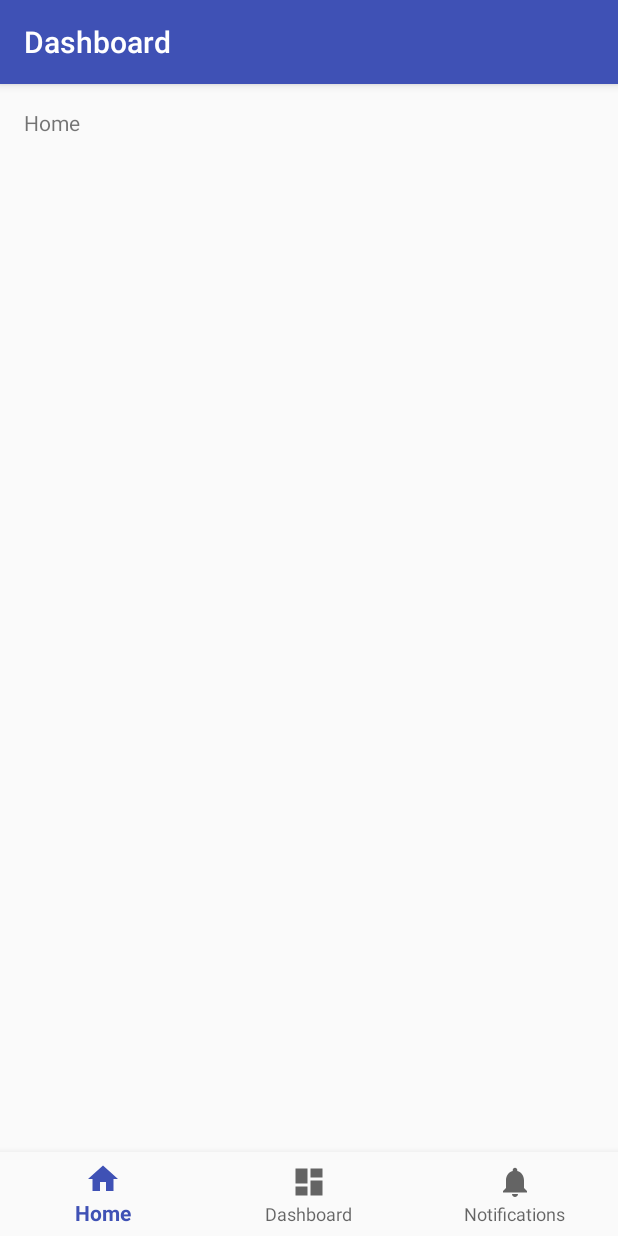
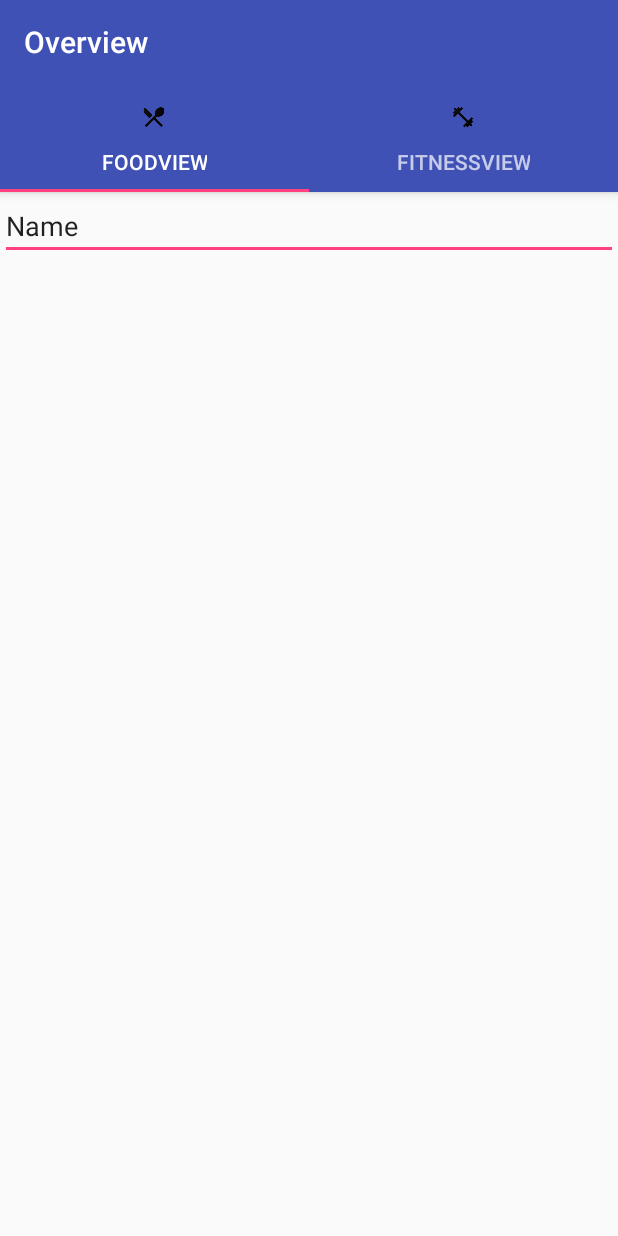
Before and after one commit to Credak/FitDiary, an Android app: the DashboardActivity screen opened directly, with no data from a screen before it, on a phone screen of 412 x 824 dp. Run offline under Robolectric (Android 15) with nearby library versions, the phone set to English and light mode, and no system bars.

Commit message:
LoginActivity:    made some adjustmens for the login and changed the Intent for the Dashboard DashBoardActivity:    added fragments for the Activity to change views between Food and Fitness Fragment RegistrationActivity:    changed some namings for the EditTexts Fragments:    added fragment creation for Food and Exercise Fragment DimensionHelper:    added helper class to get Device Width and Height xml's:    added some strings, dimensions and styles AppDatabase:    made string for database_name to public for possible later usage

```diff
--- a/app/src/main/java/com/example/daniel/fittracker/activity/DashboardActivity.java
+++ b/app/src/main/java/com/example/daniel/fittracker/activity/DashboardActivity.java
@@ -1,44 +1,87 @@
 package com.example.daniel.fittracker.activity;
 
+import android.content.Intent;
 import android.os.Bundle;
-import android.support.annotation.NonNull;
-import android.support.design.widget.BottomNavigationView;
+import android.support.design.widget.TabLayout;
+import android.support.v4.app.Fragment;
+import android.support.v4.app.FragmentManager;
+import android.support.v4.app.FragmentPagerAdapter;
+import android.support.v4.view.ViewPager;
 import android.support.v7.app.AppCompatActivity;
-import android.view.MenuItem;
-import android.widget.TextView;
+import android.support.v7.widget.Toolbar;
+import android.view.View;
+
+import com.example.daniel.fittracker.R;
+import com.example.daniel.fittracker.fragments.ExerciseFragment;
+import com.example.daniel.fittracker.fragments.FoodFragment;
+
+import java.util.ArrayList;
+import java.util.List;
 
 public class DashboardActivity extends AppCompatActivity {
 
-    private TextView mTextMessage;
-
-    private BottomNavigationView.OnNavigationItemSelectedListener mOnNavigationItemSelectedListener
-            = new BottomNavigationView.OnNavigationItemSelectedListener() {
-
-        @Override
-        public boolean onNavigationItemSelected(@NonNull MenuItem item) {
-            switch (item.getItemId()) {
-                case R.id.navigation_home:
-                    mTextMessage.setText(R.string.title_home);
-                    return true;
-                case R.id.navigation_dashboard:
-                    mTextMessage.setText(R.string.title_dashboard);
-                    return true;
-                case R.id.navigation_notifications:
-                    mTextMessage.setText(R.string.title_notifications);
-                    return true;
-            }
-            return false;
-        }
+    private Toolbar toolbar;
+    private TabLayout tabLayout;
+    private ViewPager viewPager;
+    private int[] tabIcons = {
+            R.drawable.icon_food,
+            R.drawable.icon_ftness,
     };
 
     @Override
     protected void onCreate(Bundle savedInstanceState) {
         super.onCreate(savedInstanceState);
-        setContentView(R.layout.activity_dashboard);
+        setContentView(R.layout.activity_main);
 
-        mTextMessage = (TextView) findViewById(R.id.message);
-        BottomNavigationView navigation = (BottomNavigationView) findViewById(R.id.navigation);
-        navigation.setOnNavigationItemSelectedListener(mOnNavigationItemSelectedListener);
+        toolbar = (Toolbar) findViewById(R.id.main_toolbar);
+        setSupportActionBar(toolbar);
+
+        viewPager = (ViewPager) findViewById(R.id.main_viewPager);
+        setupViewPager(viewPager);
+
+        tabLayout = (TabLayout) findViewById(R.id.main_tabs);
+        tabLayout.setupWithViewPager(viewPager);
+        setupTabIcons();
     }
 
+    private void setupTabIcons() {
+        tabLayout.getTabAt(0).setIcon(tabIcons[0]);
+        tabLayout.getTabAt(1).setIcon(tabIcons[1]);
+    }
+
+    private void setupViewPager(ViewPager viewPager) {
+        ViewPagerAdapter adapter = new ViewPagerAdapter(getSupportFragmentManager());
+        adapter.addFrag(new FoodFragment(), "FoodView");
+        adapter.addFrag(new ExerciseFragment(), "FitnessView");
+        viewPager.setAdapter(adapter);
+    }
+
+    class ViewPagerAdapter extends FragmentPagerAdapter {
+        private final List<Fragment> mFragmentList = new ArrayList<>();
+        private final List<String> mFragmentTitleList = new ArrayList<>();
+
+        public ViewPagerAdapter(FragmentManager manager) {
+            super(manager);
+        }
+
+        @Override
+        public Fragment getItem(int position) {
+            return mFragmentList.get(position);
+        }
+
+        @Override
+        public int getCount() {
+            return mFragmentList.size();
+        }
+
+        public void addFrag(Fragment fragment, String title) {
+            mFragmentList.add(fragment);
+            mFragmentTitleList.add(title);
+        }
+
+        @Override
+        public CharSequence getPageTitle(int position) {
+            return mFragmentTitleList.get(position);
+        }
+    }
 }
--- a/app/src/main/java/com/example/daniel/fittracker/activity/RegistrationActivity.java
+++ b/app/src/main/java/com/example/daniel/fittracker/activity/RegistrationActivity.java
@@ -15,6 +15,7 @@ import android.widget.EditText;
 
 import com.example.daniel.fittracker.DataObjects.User;
 import com.example.daniel.fittracker.Database.AppDatabase;
+import com.example.daniel.fittracker.R;
 
 import java.util.List;
 
@@ -34,9 +35,9 @@ public class RegistrationActivity extends AppCompatActivity implements View.OnCl
         setContentView(R.layout.activity_registration);
 
 
-        usernameEditText = (EditText) findViewById(R.id.editText_Username);
+        usernameEditText = (EditText) findViewById(R.id.editText_registrationUserName);
         usernameEditText.setOnFocusChangeListener(this);
-        passwordEditText = (EditText) findViewById(R.id.editText_Password);
+        passwordEditText = (EditText) findViewById(R.id.editText_registrationPassword);
         passwordEditText.setOnFocusChangeListener(this);
         emailEditText = (EditText) findViewById(R.id.editText_registrationEmail);
         emailEditText.setOnFocusChangeListener(this);
--- /dev/null
+++ b/app/src/main/java/com/example/daniel/fittracker/fragments/ExerciseFragment.java
@@ -0,0 +1,30 @@
+package com.example.daniel.fittracker.fragments;
+
+import android.os.Bundle;
+import android.support.v4.app.Fragment;
+import android.view.LayoutInflater;
+import android.view.View;
+import android.view.ViewGroup;
+
+import com.example.daniel.fittracker.R;
+
+/**
+ * Created by Daniel on 25.02.2018.
+ */
+
+public class ExerciseFragment extends Fragment {
+    public ExerciseFragment(){
+
+    }
+
+    @Override
+    public void onCreate(Bundle savedInstanceState) {
+        super.onCreate(savedInstanceState);
+    }
+
+
+    @Override
+    public View onCreateView(LayoutInflater inflater, ViewGroup container, Bundle savedInstanceState) {
+        return inflater.inflate(R.layout.fragment_exercise, container, false);
+    }
+}
--- /dev/null
+++ b/app/src/main/java/com/example/daniel/fittracker/fragments/FoodFragment.java
@@ -0,0 +1,30 @@
+package com.example.daniel.fittracker.fragments;
+
+import android.os.Bundle;
+import android.support.v4.app.Fragment;
+import android.view.LayoutInflater;
+import android.view.View;
+import android.view.ViewGroup;
+
+import com.example.daniel.fittracker.R;
+
+/**
+ * Created by Daniel on 25.02.2018.
+ */
+
+public class FoodFragment extends Fragment {
+    public FoodFragment(){
+
+    }
+
+    @Override
+    public void onCreate(Bundle savedInstanceState) {
+        super.onCreate(savedInstanceState);
+    }
+
+
+    @Override
+    public View onCreateView(LayoutInflater inflater, ViewGroup container, Bundle savedInstanceState) {
+        return inflater.inflate(R.layout.fragment_fooddiary, container, false);
+    }
+}
--- a/app/src/main/res/layout/activity_dashboard.xml
+++ /dev/null
@@ -1,33 +0,0 @@
-<?xml version="1.0" encoding="utf-8"?>
-<android.support.constraint.ConstraintLayout xmlns:android="http://schemas.android.com/apk/res/android"
-    xmlns:app="http://schemas.android.com/apk/res-auto"
-    xmlns:tools="http://schemas.android.com/tools"
-    android:id="@+id/container"
-    android:layout_width="match_parent"
-    android:layout_height="match_parent"
-    tools:context="com.example.daniel.fittracker.activity.DashboardActivity">
-
-    <TextView
-        android:id="@+id/message"
-        android:layout_width="wrap_content"
-        android:layout_height="wrap_content"
-        android:layout_marginLeft="@dimen/activity_horizontal_margin"
-        android:layout_marginStart="@dimen/activity_horizontal_margin"
-        android:layout_marginTop="@dimen/activity_vertical_margin"
-        android:text="@string/title_home"
-        app:layout_constraintLeft_toLeftOf="parent"
-        app:layout_constraintTop_toTopOf="parent" />
-
-    <android.support.design.widget.BottomNavigationView
-        android:id="@+id/navigation"
-        android:layout_width="0dp"
-        android:layout_height="wrap_content"
-        android:layout_marginEnd="0dp"
-        android:layout_marginStart="0dp"
-        android:background="?android:attr/windowBackground"
-        app:layout_constraintBottom_toBottomOf="parent"
-        app:layout_constraintLeft_toLeftOf="parent"
-        app:layout_constraintRight_toRightOf="parent"
-        app:menu="@menu/navigation" />
-
-</android.support.constraint.ConstraintLayout>
--- /dev/null
+++ b/app/src/main/res/layout/activity_main.xml
@@ -0,0 +1,33 @@
+<?xml version="1.0" encoding="utf-8"?>
+<android.support.design.widget.CoordinatorLayout xmlns:android="http://schemas.android.com/apk/res/android"
+    xmlns:app="http://schemas.android.com/apk/res-auto"
+    android:layout_width="match_parent"
+    android:layout_height="match_parent">
+
+    <android.support.design.widget.AppBarLayout
+        android:layout_width="match_parent"
+        android:layout_height="wrap_content"
+        android:theme="@style/ThemeOverlay.AppCompat.Dark.ActionBar">
+
+        <android.support.v7.widget.Toolbar
+            android:id="@+id/main_toolbar"
+            android:layout_width="match_parent"
+            android:layout_height="?attr/actionBarSize"
+            android:background="?attr/colorPrimary"
+            app:layout_scrollFlags="scroll|enterAlways"
+            app:popupTheme="@style/ThemeOverlay.AppCompat.Light" />
+
+        <android.support.design.widget.TabLayout
+            android:id="@+id/main_tabs"
+            android:layout_width="match_parent"
+            android:layout_height="wrap_content"
+            app:tabMode="fixed"
+            app:tabGravity="fill"/>
+    </android.support.design.widget.AppBarLayout>
+
+    <android.support.v4.view.ViewPager
+        android:id="@+id/main_viewPager"
+        android:layout_width="match_parent"
+        android:layout_height="match_parent"
+        app:layout_behavior="@string/appbar_scrolling_view_behavior"  />
+</android.support.design.widget.CoordinatorLayout>
--- /dev/null
+++ b/app/src/main/res/layout/fragment_fooddiary.xml
@@ -0,0 +1,13 @@
+<?xml version="1.0" encoding="utf-8"?>
+<LinearLayout xmlns:android="http://schemas.android.com/apk/res/android"
+    android:layout_width="match_parent"
+    android:layout_height="match_parent">
+    <EditText
+        android:id="@+id/editText_fooddiary"
+        android:layout_width="wrap_content"
+        android:layout_height="wrap_content"
+        android:layout_weight="1"
+        android:ems="10"
+        android:inputType="textPersonName"
+        android:text="Name" />
+</LinearLayout>
--- /dev/null
+++ b/app/src/main/res/layout/fragment_socialfeed.xml
@@ -0,0 +1,6 @@
+<?xml version="1.0" encoding="utf-8"?>
+<RelativeLayout xmlns:android="http://schemas.android.com/apk/res/android"
+    android:layout_width="match_parent"
+    android:layout_height="match_parent">
+
+</RelativeLayout>
--- a/app/src/main/res/values/dimens.xml
+++ b/app/src/main/res/values/dimens.xml
@@ -2,4 +2,8 @@
     <!-- Default screen margins, per the Android Design guidelines. -->
     <dimen name="activity_horizontal_margin">16dp</dimen>
     <dimen name="activity_vertical_margin">16dp</dimen>
+    <dimen name="tab_max_width">264dp</dimen>
+    <dimen name="tab_padding_bottom">16dp</dimen>
+    <dimen name="tab_label">14sp</dimen>
+    <dimen name="custom_tab_layout_height">72dp</dimen>
 </resources>
--- a/app/src/main/res/values/strings.xml
+++ b/app/src/main/res/values/strings.xml
@@ -1,10 +1,5 @@
 <resources>
     <string name="app_name">FitTracker</string>
-    <string name="title_activity_dashboard">Dashboard</string>
-    <string name="title_home">Home</string>
-    <string name="title_dashboard">Dashboard</string>
-    <string name="title_notifications">Notifications</string>
-    <string name="title_registration">Registration</string>
 
 
     <!-- GENERAL STRING -->
@@ -17,4 +12,11 @@
 
     <!-- USER VALIDATION STRINGS -->
     <string name="username_exists">Registration</string>
+
+    <!-- Headers -->
+    <string name="title_home">Home</string>
+    <string name="title_dashboard">Overview</string>
+    <string name="title_login">Login</string>
+    <string name="title_notifications">Notifications</string>
+    <string name="title_registration">Registration</string>
 </resources>
--- a/app/src/main/res/values/styles.xml
+++ b/app/src/main/res/values/styles.xml
@@ -1,8 +1,12 @@
 <resources>
 
+    <style name="AppTheme" parent="AppTheme.base">
+    </style>
     <!-- Base application theme. -->
-    <style name="AppTheme" parent="Theme.AppCompat.Light.DarkActionBar">
+    <style name="AppTheme.base" parent="Theme.AppCompat.Light.DarkActionBar">
         <!-- Customize your theme here. -->
+        <item name="windowNoTitle">true</item>
+        <item name="windowActionBar">false</item>
         <item name="colorPrimary">@color/colorPrimary</item>
         <item name="colorPrimaryDark">@color/colorPrimaryDark</item>
         <item name="colorAccent">@color/colorAccent</item>
```
Also changed, not shown: app/src/main/AndroidManifest.xml (+7 -6 lines), app/src/main/java/com/example/daniel/fittracker/activity/LoginActivity.java (+3 -7 lines), app/src/main/java/com/example/daniel/fittracker/util/DeviceDimensionsHelper.java (added, +37 -0 lines), app/src/main/res/layout/fragment_exercise.xml (added, +14 -0 lines), app/src/main/res/values/values-v21/styles.xml (added, +12 -0 lines), app/src/main/res/drawable/icon_food.png (added), app/src/main/res/drawable/icon_ftness.png (added).
